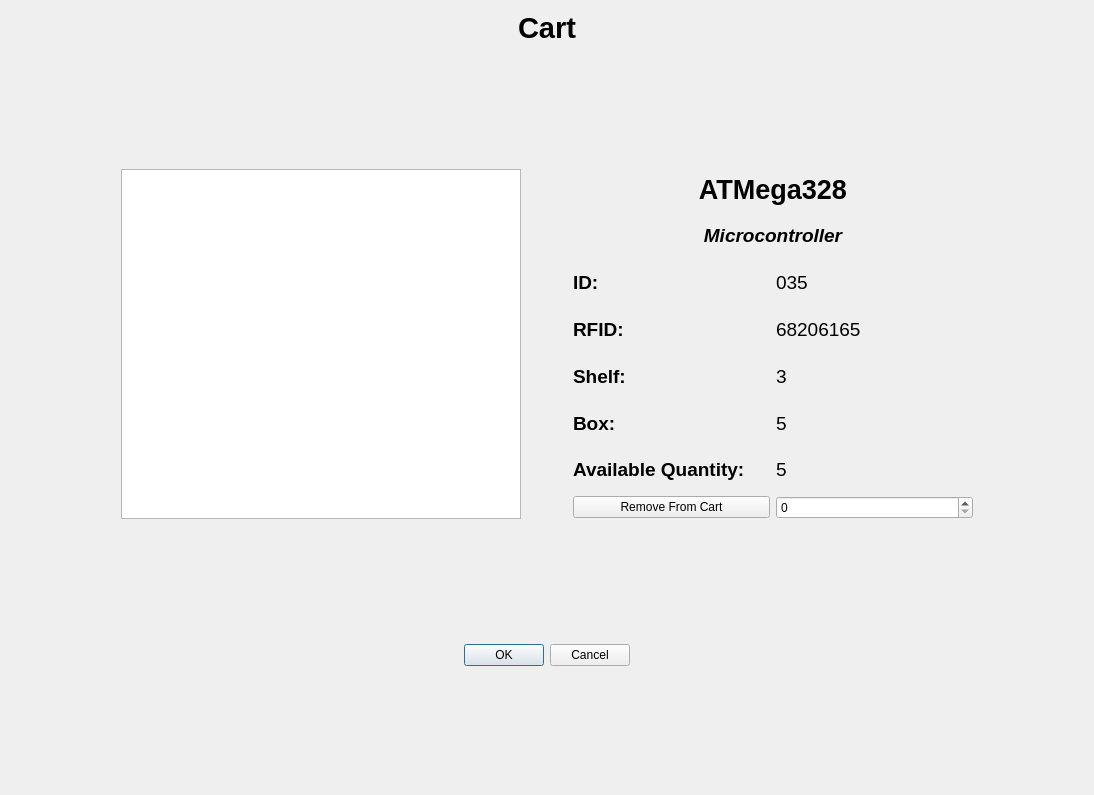
Before: the Qt Designer form cart.ui in arc-bphc/sims-gui, drawn with Qt 5.
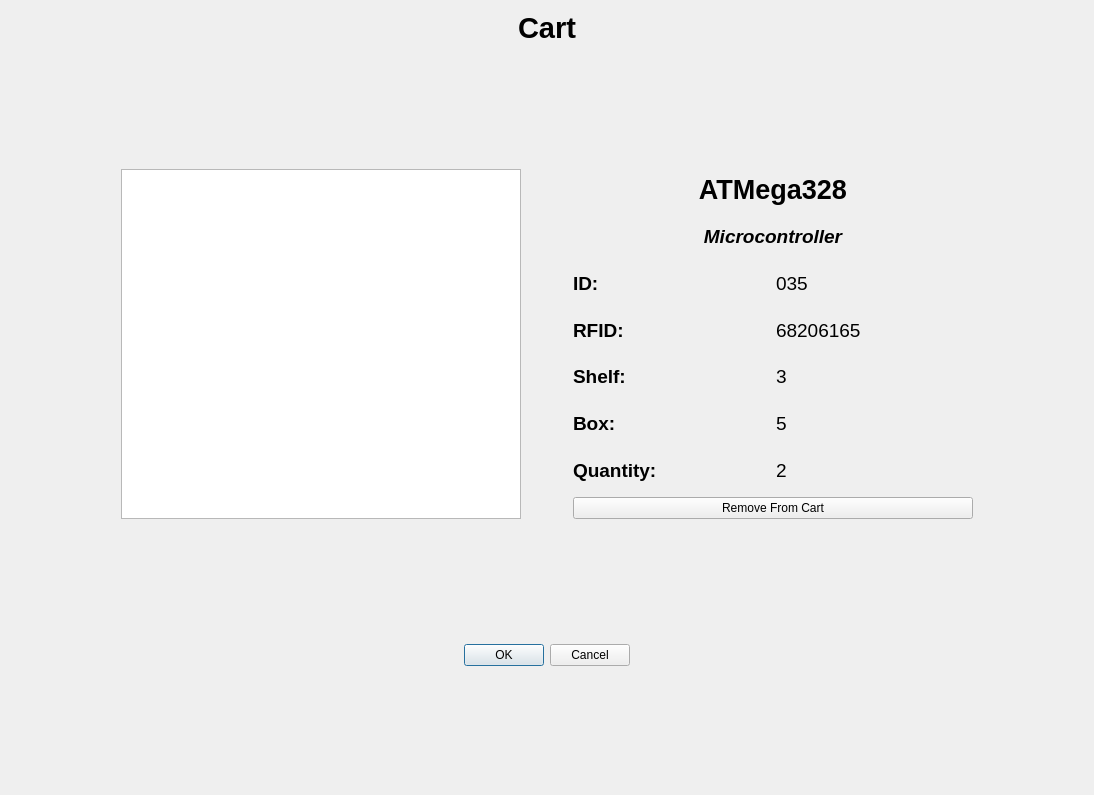
After: the same form once the commit is applied.

The edit to the form file:
```diff
--- a/cart.ui
+++ b/cart.ui
@@ -94,9 +94,6 @@
      </item>
      <item row="2" column="2">
       <layout class="QGridLayout" name="gridLayout">
-       <item row="7" column="1">
-        <widget class="QSpinBox" name="spinBox"/>
-       </item>
        <item row="2" column="0">
         <widget class="QLabel" name="label_3">
          <property name="font">
@@ -137,13 +134,6 @@
          </property>
         </widget>
        </item>
-       <item row="7" column="0">
-        <widget class="QPushButton" name="pushButton">
-         <property name="text">
-          <string>Remove From Cart</string>
-         </property>
-        </widget>
-       </item>
        <item row="5" column="0">
         <widget class="QLabel" name="label_5">
          <property name="font">
@@ -190,7 +180,7 @@
           </font>
          </property>
          <property name="text">
-          <string>5</string>
+          <string>2</string>
          </property>
         </widget>
        </item>
@@ -264,7 +254,14 @@
           </font>
          </property>
          <property name="text">
-          <string>Available Quantity:</string>
+          <string>Quantity:</string>
+         </property>
+        </widget>
+       </item>
+       <item row="7" column="0" colspan="2">
+        <widget class="QPushButton" name="pushButton">
+         <property name="text">
+          <string>Remove From Cart</string>
          </property>
         </widget>
        </item>
```
